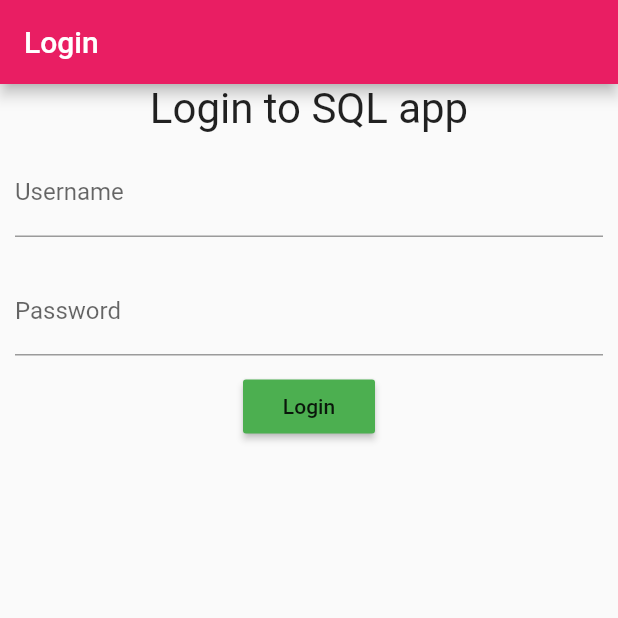
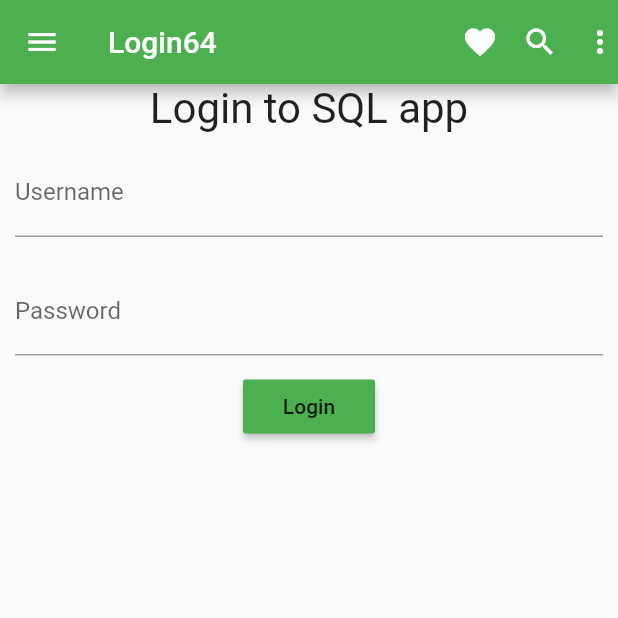
Before and after one commit to taku-collins/Sample_flutter_app, a Flutter app: the screen it shows after launch, on a phone screen of 412 x 824 dp, the top half of it. Run offline on Flutter 3.47's test engine with Material 2 defaults, Android fonts, the phone set to English and light mode, and no system bars; our stand-ins replace sqflite; missing offline and left inert: dart:html; accounts and stored records are empty.

Commit message:
change navigation bar design

```diff
--- a/lib/main.dart
+++ b/lib/main.dart
@@ -19,7 +19,7 @@ class MyApp extends StatelessWidget {
     return MaterialApp(
       title: 'Shopping App',
       theme: new ThemeData(
-        primarySwatch: Colors.pink,
+        primarySwatch: Colors.green,
       ),
       routes: routes,
     );
--- a/lib/pages/login/LoginPage.dart
+++ b/lib/pages/login/LoginPage.dart
@@ -85,7 +85,17 @@ void _submit(){
 
     );
     return new Scaffold(
-      appBar: new AppBar(title: new Text("Login"),
+      appBar: new AppBar(
+        leading: Icon(Icons.menu),
+        title: new Text("Login64"),
+        actions: [
+          Icon(Icons.favorite),
+          Padding(
+            padding: EdgeInsets.symmetric(horizontal: 16),
+            child: Icon(Icons.search),
+          ),
+          Icon(Icons.more_vert),
+        ],
       key: scaffoldKey,
         ),
       key: scaffoldKey,
```
